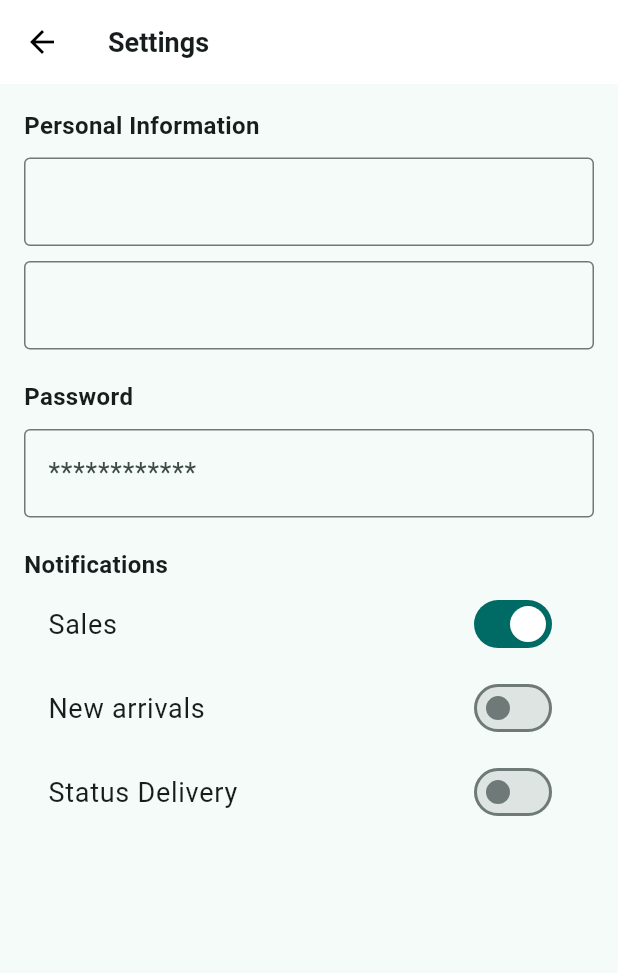
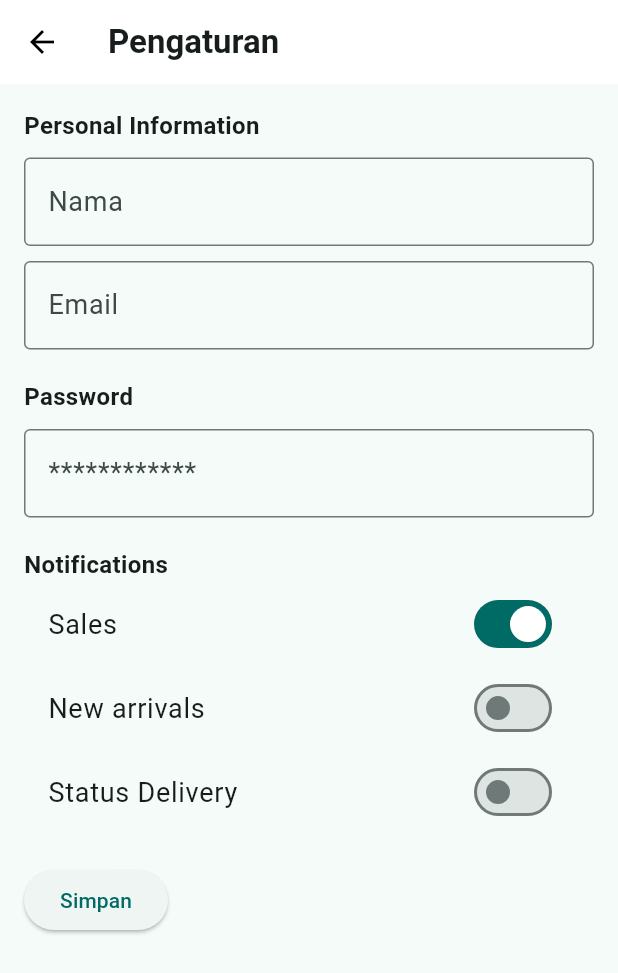
Before and after one commit to ninawidianti/pisang_meledak, a Flutter app: the HomePage screen opened directly with empty values, item 4 of the bottom bar chosen, after a tap on "Pengaturan", on a phone screen of 412 x 824 dp. Shown: the top 973 px of the screen. Run offline on Flutter 3.47's test engine with Material 3 defaults, Android fonts, the light colour scheme and no system bars; our stand-ins replace fl_chart, shared_preferences; accounts and stored records are empty; network calls fail; Roboto replaces fonts that are missing (Poppins).

Commit message:
first commit

```diff
--- a/lib/admin/homepage2.dart
+++ b/lib/admin/homepage2.dart
@@ -34,7 +34,7 @@ class _HomePage2State extends State<HomePage2> {
         break;
       case 3:
         Navigator.push(
-            context, MaterialPageRoute(builder: (context) => AkunCustomer()));
+            context, MaterialPageRoute(builder: (context) => AccountPage()));
         break;
     }
   }
--- a/lib/customer/akun/akuncustomer.dart
+++ b/lib/customer/akun/akuncustomer.dart
@@ -1,122 +1,161 @@
-// ignore_for_file: avoid_print
-
 import 'package:flutter/material.dart';
+import 'package:pisang_meledak/service/auth_service.dart';
+import 'package:shared_preferences/shared_preferences.dart';
 import 'package:http/http.dart' as http;
 import 'dart:convert';
-import 'package:shared_preferences/shared_preferences.dart';
-import 'package:pisang_meledak/customer/akun/setting.dart';
 
-class ProfileMenuItem extends StatelessWidget {
-  final IconData icon;
-  final String title;
-  final String subtitle;
-  final VoidCallback onTap;
+class AccountPage extends StatefulWidget {
+  @override
+  _AccountPageState createState() => _AccountPageState();
+}
 
-  const ProfileMenuItem({super.key,
-    required this.icon,
-    required this.title,
-    required this.subtitle,
-    required this.onTap,
-  });
+class _AccountPageState extends State<AccountPage> {
+  final AuthService _authService = AuthService();
+  String? userName = "User";
+  String? userEmail = "user@example.com";
+
+  @override
+  void initState() {
+    super.initState();
+    _loadUserData();
+  }
+
+  Future<void> _loadUserData() async {
+    final prefs = await SharedPreferences.getInstance();
+    setState(() {
+      userName = prefs.getString('user_name') ?? "User";
+      userEmail = prefs.getString('user_email') ?? "user@example.com";
+    });
+  }
+
+  void _confirmLogout() async {
+    final shouldLogout = await showDialog<bool>(
+      context: context,
+      builder: (BuildContext context) {
+        return AlertDialog(
+          title: Text("Konfirmasi Logout"),
+          content: Text("Apakah Anda yakin ingin keluar?"),
+          actions: <Widget>[
+            TextButton(
+              onPressed: () => Navigator.of(context).pop(false),
+              child: Text("Tidak"),
+            ),
+            TextButton(
+              onPressed: () => Navigator.of(context).pop(true),
+              child: Text("Iya"),
+            ),
+          ],
+        );
+      },
+    );
+
+    if (shouldLogout == true) {
+      await _logout();
+    }
+  }
+
+  Future<void> _logout() async {
+    await _authService.logout();
+    Navigator.pushReplacementNamed(context, '/login');
+  }
+
+  void _openSettings() {
+    Navigator.push(
+      context,
+      MaterialPageRoute(
+        builder: (context) => SettingsPage(name: userName!, email: userEmail!),
+      ),
+    );
+  }
 
   @override
   Widget build(BuildContext context) {
-    return ListTile(
-      leading: Icon(icon, color: Colors.grey),
-      title: Text(title),
-      subtitle: Text(subtitle, style: const TextStyle(color: Colors.grey)),
-      trailing: const Icon(Icons.arrow_forward_ios, color: Colors.grey),
-      onTap: onTap,
+    return Scaffold(
+      appBar: AppBar(
+        title: Text("Akun Saya"),
+        leading: IconButton(
+          icon: Icon(Icons.arrow_back),
+          onPressed: () => Navigator.pop(context),
+        ),
+      ),
+      body: Padding(
+        padding: const EdgeInsets.all(16.0),
+        child: Column(
+          crossAxisAlignment: CrossAxisAlignment.start,
+          children: [
+            Text("Halo, $userName", style: TextStyle(fontSize: 24)),
+            Divider(height: 30, thickness: 1),
+            ListTile(
+              leading: Icon(Icons.settings),
+              title: Text("Pengaturan"),
+              subtitle: Text("Edit profil dan notifikasi"),
+              trailing: Icon(Icons.arrow_forward_ios),
+              onTap: _openSettings,
+            ),
+            ListTile(
+              leading: Icon(Icons.exit_to_app),
+              title: Text("Logout"),
+              subtitle: Text("Keluar Dari Akun"),
+              trailing: Icon(Icons.arrow_forward_ios),
+              onTap: _confirmLogout,
+            ),
+          ],
+        ),
+      ),
     );
   }
 }
 
-// ignore: use_key_in_widget_constructors
-class AkunCustomer extends StatefulWidget {
+class SettingsPage extends StatefulWidget {
+  final String name;
+  final String email;
+
+  const SettingsPage({Key? key, required this.name, required this.email}) : super(key: key);
+
   @override
-  // ignore: library_private_types_in_public_api
-  _AkunCustomerState createState() => _AkunCustomerState();
+  _SettingsPageState createState() => _SettingsPageState();
 }
 
-class _AkunCustomerState extends State<AkunCustomer> {
-  String name = '';
-  String email = '';
-  String alamat = '';
-  // ignore: non_constant_identifier_names
-  String no_hp = '';
+class _SettingsPageState extends State<SettingsPage> {
+  final _nameController = TextEditingController();
+  final _emailController = TextEditingController();
+  final _passwordController = TextEditingController();
+  bool salesNotifications = true;
+  bool newArrivalsNotifications = false;
+  bool statusDeliveryNotifications = false;
 
   @override
   void initState() {
     super.initState();
-    checkLoginStatus(); // Check login status
+    _nameController.text = widget.name;
+    _emailController.text = widget.email;
   }
 
-  Future<void> checkLoginStatus() async {
-    SharedPreferences prefs = await SharedPreferences.getInstance();
-    bool? isLoggedIn = prefs.getBool('isLoggedIn');
-
-    if (isLoggedIn == true) {
-      fetchUserData(); // Fetch user data if logged in
-    } else {
-      // Navigate to homepage if not logged in
-      // ignore: use_build_context_synchronously
-      Navigator.pushReplacementNamed(
-          // ignore: use_build_context_synchronously
-          context, '/homepage'); // Replace with your route
-    }
-  }
-
-  Future<void> fetchUserData() async {
-    final loginResponse = await http.post(
-      Uri.parse('http://127.0.0.1:8000/api/login'),
-      body: {
-        'email': 'user@example.com', // Replace with actual user email
-        'password': 'password123', // Replace with actual user password
+  Future<void> _saveChanges() async {
+    final response = await http.put(
+      Uri.parse('http://127.0.0.1:8000/api/users'),
+      headers: <String, String>{
+        'Content-Type': 'application/json; charset=UTF-8',
       },
+      body: jsonEncode(<String, String>{
+        'name': _nameController.text,
+        'email': _emailController.text,
+        'password': _passwordController.text,
+      }),
     );
 
-    if (loginResponse.statusCode == 200) {
-      final loginData = jsonDecode(loginResponse.body);
+    if (response.statusCode == 200) {
+      final prefs = await SharedPreferences.getInstance();
+      await prefs.setString('user_name', _nameController.text);
+      await prefs.setString('user_email', _emailController.text);
 
-      SharedPreferences prefs = await SharedPreferences.getInstance();
-      await prefs.setBool('isLoggedIn', true);
-      await prefs.setString(
-          'token', loginData['token']); // Simpan token di SharedPreferences
-
-      String userId = loginData['user']['id'];
-      String token = loginData['token'];
-
-      // Fetch user details using user ID
-      final userResponse = await http.get(
-        Uri.parse('http://127.0.0.1:8000/api/users/$userId'),
-        headers: {
-          'Authorization': 'Bearer $token', // Send token if required
-        },
+      ScaffoldMessenger.of(context).showSnackBar(
+        SnackBar(content: Text("Profil berhasil diperbarui")),
       );
-
-      if (userResponse.statusCode == 200) {
-        final userData = jsonDecode(userResponse.body);
-        setState(() {
-          name = userData['name'] ?? 'No Name';
-          email = userData['email'] ?? 'No Email';
-          alamat = userData['alamat'] ?? 'No Address';
-          no_hp = userData['no_hp'] ?? 'No Phone Number';
-        });
-      } else {
-        setState(() {
-          name = 'Error fetching user data';
-          email = 'Error fetching user data';
-          alamat = 'Error fetching user data';
-          no_hp = 'Error fetching user data';
-        });
-      }
     } else {
-      setState(() {
-        name = 'Error logging in';
-        email = 'Error logging in';
-        alamat = 'Error logging in';
-        no_hp = 'Error logging in';
-      });
+      ScaffoldMessenger.of(context).showSnackBar(
+        SnackBar(content: Text("Gagal memperbarui profil")),
+      );
     }
   }
 
@@ -124,75 +163,81 @@ class _AkunCustomerState extends State<AkunCustomer> {
   Widget build(BuildContext context) {
     return Scaffold(
       appBar: AppBar(
-        title: const Text('Akun Saya',
-            style: TextStyle(fontSize: 18, fontWeight: FontWeight.normal)),
+        title: Text("Pengaturan"),
         backgroundColor: Colors.white,
         elevation: 0,
         leading: IconButton(
-          icon: const Icon(Icons.arrow_back, color: Colors.black),
-          onPressed: () {
-            Navigator.pop(context);
-          },
+          icon: Icon(Icons.arrow_back, color: Colors.black),
+          onPressed: () => Navigator.pop(context),
         ),
       ),
-      body: SingleChildScrollView(
+      body: Padding(
         padding: const EdgeInsets.all(16.0),
         child: Column(
           crossAxisAlignment: CrossAxisAlignment.start,
           children: [
-            // Greeting Message
-            Text(
-              'Hello, $name',
-              style: const TextStyle(fontSize: 20, fontWeight: FontWeight.bold),
+            Text('Personal Information', style: TextStyle(fontSize: 16, fontWeight: FontWeight.bold)),
+            SizedBox(height: 10),
+            TextField(
+              controller: _nameController,
+              decoration: InputDecoration(
+                labelText: "Nama",
+                border: OutlineInputBorder(),
+              ),
             ),
-            const Divider(thickness: 1),
-            const SizedBox(height: 16),
-            // Profile Menu Items
-            ProfileMenuItem(
-              icon: Icons.settings,
-              title: 'Pengaturan',
-              subtitle: 'Password',
-              onTap: () {
-                Navigator.push(
-                  context,
-                  MaterialPageRoute(
-                    builder: (context) =>
-                        SettingsPage(name: name, email: email),
-                  ),
-                );
+            SizedBox(height: 10),
+            TextField(
+              controller: _emailController,
+              decoration: InputDecoration(
+                labelText: "Email",
+                border: OutlineInputBorder(),
+              ),
+            ),
+            SizedBox(height: 20),
+            Text('Password', style: TextStyle(fontSize: 16, fontWeight: FontWeight.bold)),
+            SizedBox(height: 10),
+            TextField(
+              controller: _passwordController,
+              obscureText: true,
+              decoration: InputDecoration(
+                labelText: "************",
+                suffixText: 'Change',
+                border: OutlineInputBorder(),
+              ),
+            ),
+            SizedBox(height: 20),
+            Text('Notifications', style: TextStyle(fontSize: 16, fontWeight: FontWeight.bold)),
+            SwitchListTile(
+              title: Text('Sales'),
+              value: salesNotifications,
+              onChanged: (bool value) {
+                setState(() {
+                  salesNotifications = value;
+                });
               },
             ),
-            ProfileMenuItem(
-              icon: Icons.logout,
-              title: 'Logout',
-              subtitle: 'Keluar Dari Akun',
-              onTap: () async {
-                SharedPreferences prefs = await SharedPreferences.getInstance();
-                String? token = prefs
-                    .getString('token'); // Ambil token dari SharedPreferences
-
-                if (token != null) {
-                  final response = await http.post(
-                    Uri.parse('http://127.0.0.1:8000/api/logout'),
-                    headers: {
-                      'Authorization': 'Bearer $token',
-                      'Content-Type': 'application/json',
-                    },
-                  );
-
-                  if (response.statusCode == 200) {
-                    await prefs.remove('token');
-                    await prefs.setBool('isLoggedIn', false);
-
-                    // ignore: use_build_context_synchronously
-                    Navigator.pushReplacementNamed(context, '/login');
-                  } else {
-                    print('Logout gagal: ${response.body}');
-                  }
-                } else {
-                  print('Token tidak ditemukan.');
-                }
+            SwitchListTile(
+              title: Text('New arrivals'),
+              value: newArrivalsNotifications,
+              onChanged: (bool value) {
+                setState(() {
+                  newArrivalsNotifications = value;
+                });
               },
+            ),
+            SwitchListTile(
+              title: Text('Status Delivery'),
+              value: statusDeliveryNotifications,
+              onChanged: (bool value) {
+                setState(() {
+                  statusDeliveryNotifications = value;
+                });
+              },
+            ),
+            SizedBox(height: 20),
+            ElevatedButton(
+              onPressed: _saveChanges,
+              child: Text("Simpan"),
             ),
           ],
         ),
--- a/lib/customer/homepage.dart
+++ b/lib/customer/homepage.dart
@@ -4,6 +4,7 @@ import 'package:intl/intl.dart';
 import 'package:pisang_meledak/customer/akun/akuncustomer.dart';
 import 'package:pisang_meledak/customer/produk/detailproduk.dart';
 import 'package:pisang_meledak/customer/produk/keranjang.dart';
+import 'package:pisang_meledak/service/auth_service.dart';
 import 'package:url_launcher/url_launcher.dart';
 import 'package:http/http.dart' as http;
 
@@ -36,10 +37,14 @@ class _HomePageState extends State<HomePage> {
     final url = Uri.parse('http://127.0.0.1:8000/api/products');
 
     try {
+      final token =
+          await AuthService().getToken(); // Ambil token dari AuthService
+
       final response = await http.get(
         url,
         headers: {
           'Content-Type': 'application/json',
+          'Authorization': 'Bearer $token', // Sertakan token dalam header
         },
       );
 
@@ -67,7 +72,6 @@ class _HomePageState extends State<HomePage> {
             isError = true;
             isLoading = false;
           });
-          // ignore: avoid_print
           print('Error: ${jsonResponse['message']}');
         }
       } else {
@@ -75,7 +79,6 @@ class _HomePageState extends State<HomePage> {
           isError = true;
           isLoading = false;
         });
-        // ignore: avoid_print
         print('Error: Status code ${response.statusCode}');
       }
     } catch (e) {
@@ -83,7 +86,6 @@ class _HomePageState extends State<HomePage> {
         isError = true;
         isLoading = false;
       });
-      // ignore: avoid_print
       print('Exception: $e');
     }
   }
@@ -105,7 +107,7 @@ class _HomePageState extends State<HomePage> {
       case 3:
         Navigator.push(
           context,
-          MaterialPageRoute(builder: (context) => AkunCustomer()),
+          MaterialPageRoute(builder: (context) => AccountPage()),
         );
         break;
     }
@@ -125,6 +127,7 @@ class _HomePageState extends State<HomePage> {
 
   Widget _buildProductCard(
       // ignore: non_constant_identifier_names
+      int id,
       String image_url,
       String name,
       String price,
@@ -138,11 +141,12 @@ class _HomePageState extends State<HomePage> {
           context,
           MaterialPageRoute(
             builder: (context) => DetailProduct(
+              id: id, // Pastikan Anda memiliki variable id di sini
               image_url: image_url,
               name: name,
               price: price,
               description: description,
-              numberOfPurchases: 0,
+              numberOfPurchases: 0, // Atau ganti dengan data yang sesuai
             ),
           ),
         );
@@ -454,6 +458,7 @@ class _HomePageState extends State<HomePage> {
                           itemBuilder: (context, index) {
                             final product = filteredProducts[index];
                             return _buildProductCard(
+                              product['id'],
                               product['image_url'],
                               product['name'],
                               product['price'],
```
Also changed, not shown: lib/admin/produk/addproduct.dart (+4 -3 lines), lib/admin/produk/listproduct.dart (+24 -13 lines), lib/customer/produk/detailproduk.dart (+13 -3 lines), lib/customer/produk/keranjang.dart (+49 -16 lines), lib/customer/produk/pembayaran.dart (+119 -51 lines), lib/login.dart (+15 -20 lines), lib/service/api_service.dart (added, +18 -0 lines), lib/service/auth_service.dart (+24 -8 lines).
